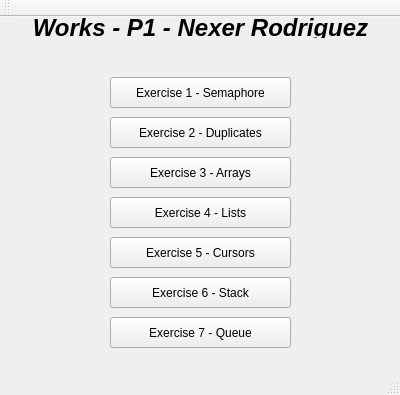
First picture: the form in MainMenu.ui, repository rNexeR/Estructura-Works-P1-NR, before the edit.
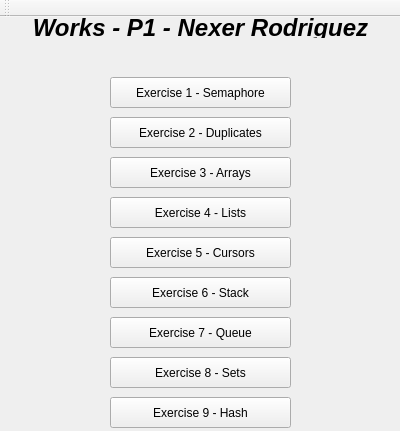
Second picture: the form after the edit.

```diff
--- a/MainMenu.ui
+++ b/MainMenu.ui
@@ -7,7 +7,7 @@
     <x>0</x>
     <y>0</y>
     <width>400</width>
-    <height>395</height>
+    <height>431</height>
    </rect>
   </property>
   <property name="windowTitle">
@@ -132,6 +132,32 @@
      <string>Exercise 7 - Queue</string>
     </property>
    </widget>
+   <widget class="QPushButton" name="pushButton_8">
+    <property name="geometry">
+     <rect>
+      <x>110</x>
+      <y>340</y>
+      <width>181</width>
+      <height>31</height>
+     </rect>
+    </property>
+    <property name="text">
+     <string>Exercise 8 - Sets</string>
+    </property>
+   </widget>
+   <widget class="QPushButton" name="pushButton_9">
+    <property name="geometry">
+     <rect>
+      <x>110</x>
+      <y>380</y>
+      <width>181</width>
+      <height>31</height>
+     </rect>
+    </property>
+    <property name="text">
+     <string>Exercise 9 - Hash</string>
+    </property>
+   </widget>
   </widget>
   <widget class="QToolBar" name="mainToolBar">
    <attribute name="toolBarArea">
@@ -141,7 +167,6 @@
     <bool>false</bool>
    </attribute>
   </widget>
-  <widget class="QStatusBar" name="statusBar"/>
  </widget>
  <layoutdefault spacing="6" margin="11"/>
  <resources/>
```
